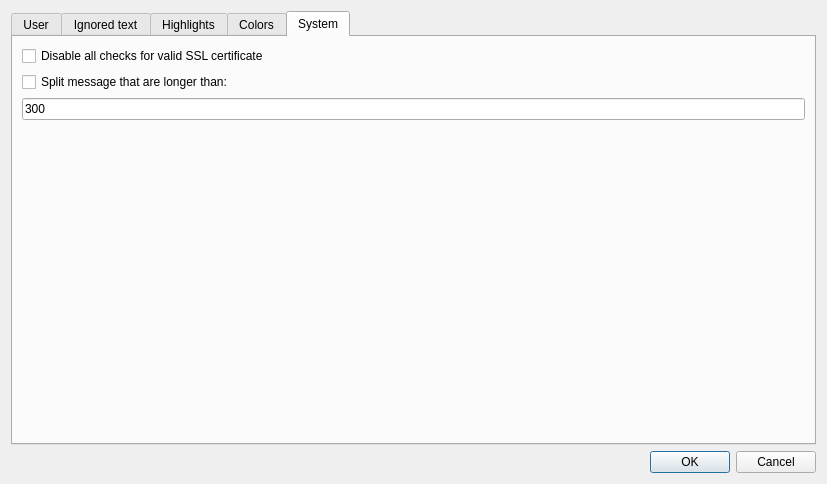
This is src/GrumpyIRC/preferenceswin.ui in grumpy-irc/grumpy as Qt 5 draws it before an edit. The edited form follows.
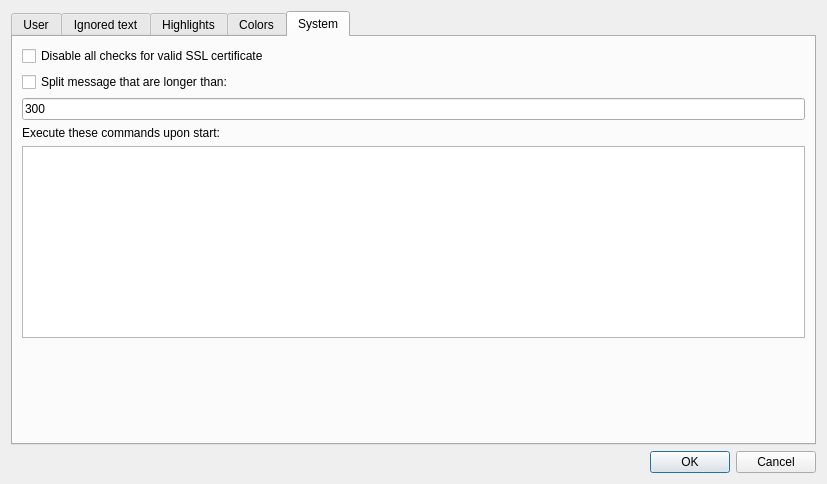
This is the edited form. The open tabs and pages were chosen to show the change.

The edit to the form file:
```diff
--- a/src/GrumpyIRC/preferenceswin.ui
+++ b/src/GrumpyIRC/preferenceswin.ui
@@ -142,6 +142,16 @@
          </property>
         </widget>
        </item>
+       <item>
+        <widget class="QLabel" name="label_6">
+         <property name="text">
+          <string>Execute these commands upon start:</string>
+         </property>
+        </widget>
+       </item>
+       <item>
+        <widget class="QPlainTextEdit" name="plainTextEditAutorun"/>
+       </item>
        <item>
         <spacer name="verticalSpacer">
          <property name="orientation">
```
